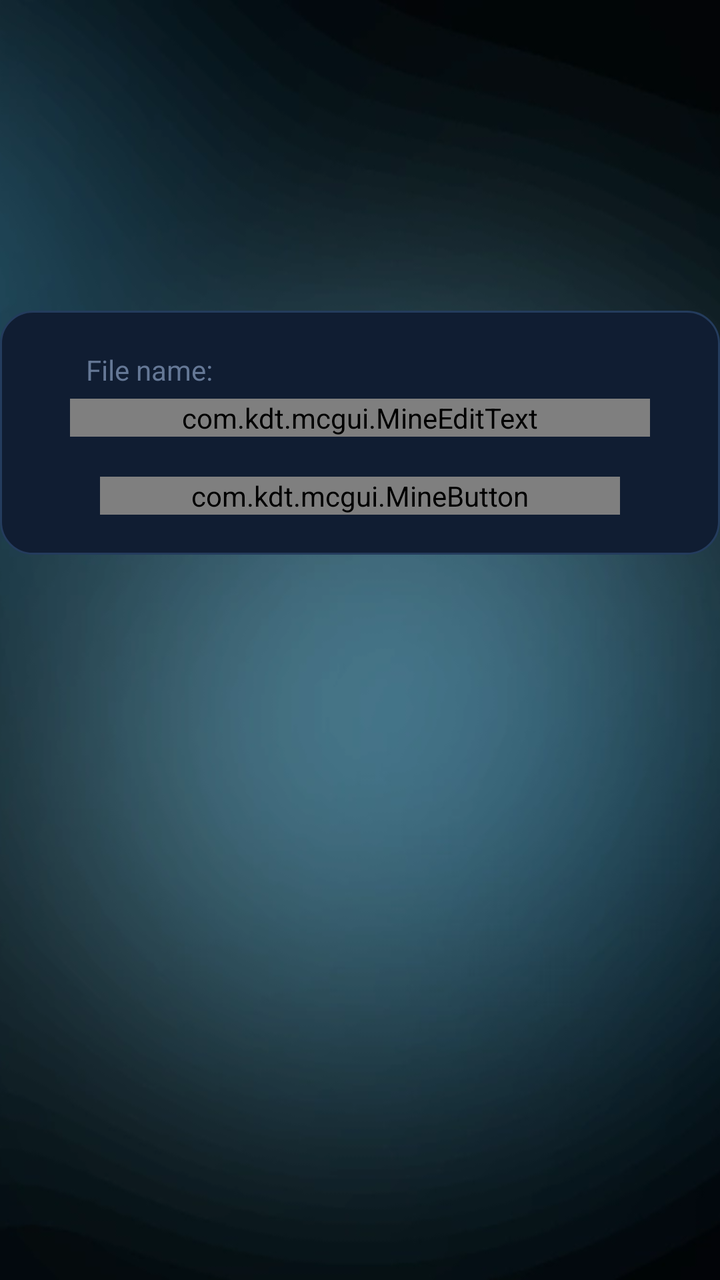
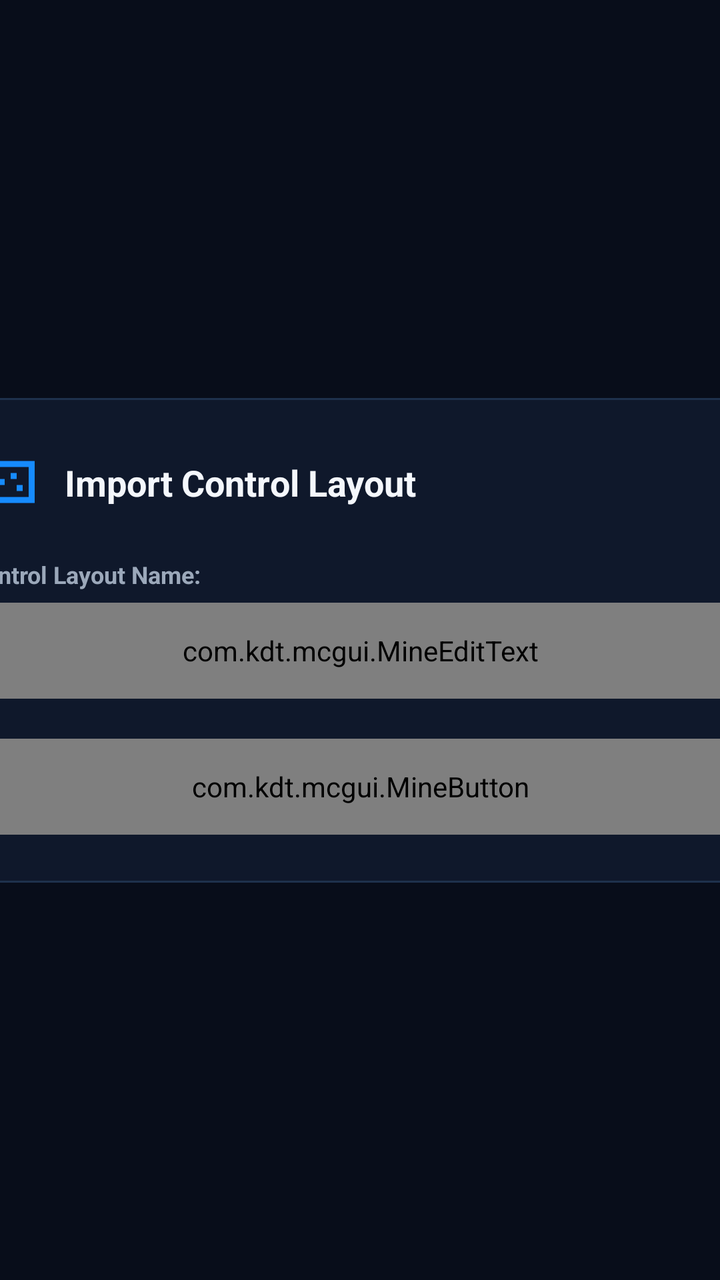

An Android layout rendered at two revisions. The XML below is the earlier revision; the diff shows what the commit changed to produce the second picture.
<!-- AndroidManifest.xml: application theme AppTheme -->
<!-- res/layout/activity_import_control.xml -->
<?xml version="1.0" encoding="utf-8"?>
<androidx.constraintlayout.widget.ConstraintLayout
    xmlns:android="http://schemas.android.com/apk/res/android"
    xmlns:app="http://schemas.android.com/apk/res-auto"
    xmlns:tools="http://schemas.android.com/tools"
    android:layout_width="match_parent"
    android:layout_height="match_parent">

    <ImageView
        android:id="@+id/imageView"
        android:layout_width="match_parent"
        android:layout_height="match_parent"
        android:elevation="-10dp"
        android:scaleType="centerCrop"
        android:src="@drawable/ic_setting_sign_in_background" />

    <androidx.constraintlayout.widget.ConstraintLayout
        android:layout_width="match_parent"
        android:layout_height="wrap_content"


        android:layout_marginHorizontal="@dimen/_15sdp"
        android:background="@drawable/menu_background"
        android:paddingVertical="20dp"
        app:layout_constraintBottom_toBottomOf="parent"
        app:layout_constraintTop_toTopOf="parent"
        app:layout_constraintVertical_bias="0.3"
        tools:layout_editor_absoluteX="16dp">

        <TextView
            android:id="@+id/textView_import_control_file_name"
            android:layout_width="wrap_content"
            android:layout_height="wrap_content"
            android:layout_marginStart="8dp"
            android:layout_marginBottom="5dp"
            android:text="File name:"
            app:layout_constraintBottom_toTopOf="@+id/editText_import_control_file_name"
            app:layout_constraintStart_toStartOf="@+id/editText_import_control_file_name" />

        <com.kdt.mcgui.MineEditText
            android:id="@+id/editText_import_control_file_name"
            android:layout_width="match_parent"
            android:layout_height="wrap_content"
            android:layout_marginHorizontal="35dp"
            android:layout_marginBottom="20dp"
            android:hint="File name"
            android:imeOptions="flagForceAscii"

            app:layout_constraintBottom_toTopOf="@+id/mineButton_import_control" />

        <com.kdt.mcgui.MineButton
            android:id="@+id/mineButton_import_control"
            android:layout_width="0dp"
            android:layout_height="wrap_content"
            android:layout_marginHorizontal="15dp"

            android:background="@drawable/mine_button_background"
            android:onClick="startImport"

            android:text="@string/import_control_import_button"
            android:textColor="@android:color/white"
            app:layout_constraintBottom_toBottomOf="parent"
            app:layout_constraintEnd_toEndOf="@+id/editText_import_control_file_name"

            app:layout_constraintStart_toStartOf="@+id/editText_import_control_file_name"

            app:layout_constraintVertical_bias="0.70" />

    </androidx.constraintlayout.widget.ConstraintLayout>
</androidx.constraintlayout.widget.ConstraintLayout>
<!-- resources referenced by this layout -->
<resources>
  <!-- drawable ic_setting_sign_in_background: webp bitmap (drawable, 29940 bytes) -->
  <!-- drawable menu_background (drawable) -->
  <?xml version="1.0" encoding="utf-8"?>
  <shape xmlns:android="http://schemas.android.com/apk/res/android"
      android:shape="rectangle">
      <corners android:radius="16dp" />
      <solid android:color="@color/background_card" />
      <stroke android:width="1dp" android:color="@color/card_border" />
  </shape>
  <!-- drawable mine_button_background (drawable) -->
  <?xml version="1.0" encoding="utf-8"?>
  <selector xmlns:android="http://schemas.android.com/apk/res/android">
      <item android:state_pressed="true">
          <shape android:shape="rectangle">
              <solid android:color="@color/minebutton_pressed_color" />
              <corners android:radius="14dp" />
          </shape>
      </item>
      <item android:state_enabled="false">
          <shape android:shape="rectangle">
              <solid android:color="@color/minebutton_disabled_color" />
              <corners android:radius="14dp" />
          </shape>
      </item>
      <item>
          <shape android:shape="rectangle">
              <solid android:color="@color/minebutton_color" />
              <corners android:radius="14dp" />
          </shape>
      </item>
  </selector>
  <style name="AppTheme" parent="@style/Theme.AppCompat.NoActionBar">
          <item name="windowNoTitle">true</item>
          <item name="windowActionBar">false</item>
          <item name="android:windowContentOverlay">@null</item>
  
          <item name="colorPrimary">@color/primary_accent</item>
          <item name="colorPrimaryDark">@color/background_status_bar</item>
          <item name="colorAccent">@color/primary_accent</item>
  
          <item name="android:windowBackground">@color/background_app</item>
          <item name="android:colorBackground">@color/background_app</item>
  
          <item name="android:textColorPrimary">@color/primary_text</item>
          <item name="android:textColorSecondary">@color/secondary_text</item>
          <item name="android:textColorTertiary">@color/tertiary_text</item>
  
          <item name="android:statusBarColor">@color/background_status_bar</item>
          <item name="android:navigationBarColor">@color/background_bottom_bar</item>
  
          <item name="preferenceTheme">@style/PreferenceThemeOverlay.v14.Material</item>
          <item name="alertDialogTheme">@style/CryonixAlertDialogTheme</item>
          <item name="dialogTheme">@style/CryonixDialogTheme</item>
  
          <item name="android:textSize">@dimen/_12ssp</item>
      </style>
  <color name="background_card">#101D32</color>
  <color name="card_border">#243C5D</color>
  <color name="minebutton_pressed_color">#D0D8E8</color>
  <color name="minebutton_disabled_color">#44F5F7FC</color>
  <color name="minebutton_color">#F5F7FC</color>
  <color name="primary_accent">#348BFF</color>
  <color name="background_status_bar">#080D17</color>
  <color name="background_app">#080D17</color>
  <color name="primary_text">#F5F7FC</color>
  <color name="secondary_text">#A1B2CC</color>
  <color name="tertiary_text">#657896</color>
  <color name="background_bottom_bar">#0D1626</color>
  <style name="CryonixAlertDialogTheme" parent="Theme.AppCompat.Dialog.Alert">
          <item name="android:windowBackground">@drawable/bg_dialog</item>
          <item name="android:textColorPrimary">@color/primary_text</item>
          <item name="android:textColorSecondary">@color/secondary_text</item>
          <item name="colorAccent">@color/primary_accent</item>
      </style>
  <style name="CryonixDialogTheme" parent="Theme.AppCompat.Dialog">
          <item name="android:windowBackground">@drawable/bg_dialog</item>
          <item name="android:textColorPrimary">@color/primary_text</item>
          <item name="android:textColorSecondary">@color/secondary_text</item>
          <item name="colorAccent">@color/primary_accent</item>
      </style>
  <!-- drawable bg_dialog (drawable) -->
  <?xml version="1.0" encoding="utf-8"?>
  <shape xmlns:android="http://schemas.android.com/apk/res/android" android:shape="rectangle">
      <solid android:color="@color/background_card" />
      <corners android:radius="16dp" />
      <stroke android:width="1dp" android:color="@color/card_border" />
  </shape>
  <!-- unchanged entries left out for length: 1 -->
</resources>

<!-- the commit's change to res/layout/activity_import_control.xml (unified diff, before → after) -->
@@ -2,69 +2,78 @@
 <androidx.constraintlayout.widget.ConstraintLayout
     xmlns:android="http://schemas.android.com/apk/res/android"
     xmlns:app="http://schemas.android.com/apk/res-auto"
-    xmlns:tools="http://schemas.android.com/tools"
     android:layout_width="match_parent"
-    android:layout_height="match_parent">
-
-    <ImageView
-        android:id="@+id/imageView"
-        android:layout_width="match_parent"
-        android:layout_height="match_parent"
-        android:elevation="-10dp"
-        android:scaleType="centerCrop"
-        android:src="@drawable/ic_setting_sign_in_background" />
+    android:layout_height="match_parent"
+    android:background="@color/background_app">
 
     <androidx.constraintlayout.widget.ConstraintLayout
-        android:layout_width="match_parent"
+        android:layout_width="440dp"
         android:layout_height="wrap_content"
+        android:background="@drawable/bg_dialog"
+        android:padding="24dp"
+        app:layout_constraintBottom_toBottomOf="parent"
+        app:layout_constraintEnd_toEndOf="parent"
+        app:layout_constraintStart_toStartOf="parent"
+        app:layout_constraintTop_toTopOf="parent">
 
+        <ImageView
+            android:id="@+id/import_icon"
+            android:layout_width="36dp"
+            android:layout_height="36dp"
+            android:contentDescription="@null"
+            android:src="@drawable/ic_px_gamepad"
+            app:layout_constraintStart_toStartOf="parent"
+            app:layout_constraintTop_toTopOf="parent"
+            app:tint="@color/primary_accent" />
 
-        android:layout_marginHorizontal="@dimen/_15sdp"
-        android:background="@drawable/menu_background"
-        android:paddingVertical="20dp"
-        app:layout_constraintBottom_toBottomOf="parent"
-        app:layout_constraintTop_toTopOf="parent"
-        app:layout_constraintVertical_bias="0.3"
-        tools:layout_editor_absoluteX="16dp">
+        <TextView
+            android:id="@+id/import_title"
+            android:layout_width="wrap_content"
+            android:layout_height="wrap_content"
+            android:layout_marginStart="12dp"
+            android:text="Import Control Layout"
+            android:textColor="@color/primary_text"
+            android:textSize="18sp"
+            android:textStyle="bold"
+            app:layout_constraintBottom_toBottomOf="@+id/import_icon"
+            app:layout_constraintStart_toEndOf="@+id/import_icon"
+            app:layout_constraintTop_toTopOf="@+id/import_icon" />
 
         <TextView
             android:id="@+id/textView_import_control_file_name"
             android:layout_width="wrap_content"
             android:layout_height="wrap_content"
-            android:layout_marginStart="8dp"
-            android:layout_marginBottom="5dp"
-            android:text="File name:"
-            app:layout_constraintBottom_toTopOf="@+id/editText_import_control_file_name"
-            app:layout_constraintStart_toStartOf="@+id/editText_import_control_file_name" />
+            android:layout_marginTop="20dp"
+            android:text="Control Layout Name:"
+            android:textColor="@color/secondary_text"
+            android:textSize="12sp"
+            android:textStyle="bold"
+            app:layout_constraintStart_toStartOf="parent"
+            app:layout_constraintTop_toBottomOf="@+id/import_icon" />
 
         <com.kdt.mcgui.MineEditText
             android:id="@+id/editText_import_control_file_name"
             android:layout_width="match_parent"
-            android:layout_height="wrap_content"
-            android:layout_marginHorizontal="35dp"
-            android:layout_marginBottom="20dp"
-            android:hint="File name"
+            android:layout_height="48dp"
+            android:layout_marginTop="6dp"
+            android:background="@drawable/bg_input"
+            android:hint="Control profile name..."
             android:imeOptions="flagForceAscii"
-
-            app:layout_constraintBottom_toTopOf="@+id/mineButton_import_control" />
+            android:paddingHorizontal="16dp"
+            android:textColor="@color/primary_text"
+            android:textColorHint="@color/tertiary_text"
+            app:layout_constraintTop_toBottomOf="@+id/textView_import_control_file_name" />
 
         <com.kdt.mcgui.MineButton
             android:id="@+id/mineButton_import_control"
-            android:layout_width="0dp"
-            android:layout_height="wrap_content"
-            android:layout_marginHorizontal="15dp"
-
-            android:background="@drawable/mine_button_background"
+            android:layout_width="match_parent"
+            android:layout_height="48dp"
+            android:layout_marginTop="20dp"
             android:onClick="startImport"
-
             android:text="@string/import_control_import_button"
-            android:textColor="@android:color/white"
-            app:layout_constraintBottom_toBottomOf="parent"
-            app:layout_constraintEnd_toEndOf="@+id/editText_import_control_file_name"
-
-            app:layout_constraintStart_toStartOf="@+id/editText_import_control_file_name"
-
-            app:layout_constraintVertical_bias="0.70" />
+            android:textAllCaps="false"
+            android:textSize="14sp"
+            app:layout_constraintTop_toBottomOf="@+id/editText_import_control_file_name" />
 
     </androidx.constraintlayout.widget.ConstraintLayout>
 </androidx.constraintlayout.widget.ConstraintLayout>
<!-- resource entries referenced after the edit -->
@@ -1,36 +1,5 @@
 <!-- resources referenced by this layout -->
 <resources>
-  <!-- drawable ic_setting_sign_in_background: webp bitmap (drawable, 29940 bytes) -->
-  <!-- drawable menu_background (drawable) -->
-  <?xml version="1.0" encoding="utf-8"?>
-  <shape xmlns:android="http://schemas.android.com/apk/res/android"
-      android:shape="rectangle">
-      <corners android:radius="16dp" />
-      <solid android:color="@color/background_card" />
-      <stroke android:width="1dp" android:color="@color/card_border" />
-  </shape>
-  <!-- drawable mine_button_background (drawable) -->
-  <?xml version="1.0" encoding="utf-8"?>
-  <selector xmlns:android="http://schemas.android.com/apk/res/android">
-      <item android:state_pressed="true">
-          <shape android:shape="rectangle">
-              <solid android:color="@color/minebutton_pressed_color" />
-              <corners android:radius="14dp" />
-          </shape>
-      </item>
-      <item android:state_enabled="false">
-          <shape android:shape="rectangle">
-              <solid android:color="@color/minebutton_disabled_color" />
-              <corners android:radius="14dp" />
-          </shape>
-      </item>
-      <item>
-          <shape android:shape="rectangle">
-              <solid android:color="@color/minebutton_color" />
-              <corners android:radius="14dp" />
-          </shape>
-      </item>
-  </selector>
   <style name="AppTheme" parent="@style/Theme.AppCompat.NoActionBar">
           <item name="windowNoTitle">true</item>
           <item name="windowActionBar">false</item>
@@ -50,43 +19,76 @@
           <item name="android:statusBarColor">@color/background_status_bar</item>
           <item name="android:navigationBarColor">@color/background_bottom_bar</item>
   
-          <item name="preferenceTheme">@style/PreferenceThemeOverlay.v14.Material</item>
+          <item name="preferenceTheme">@style/CryonixPreferenceTheme</item>
           <item name="alertDialogTheme">@style/CryonixAlertDialogTheme</item>
           <item name="dialogTheme">@style/CryonixDialogTheme</item>
   
           <item name="android:textSize">@dimen/_12ssp</item>
       </style>
-  <color name="background_card">#101D32</color>
-  <color name="card_border">#243C5D</color>
-  <color name="minebutton_pressed_color">#D0D8E8</color>
-  <color name="minebutton_disabled_color">#44F5F7FC</color>
-  <color name="minebutton_color">#F5F7FC</color>
-  <color name="primary_accent">#348BFF</color>
-  <color name="background_status_bar">#080D17</color>
-  <color name="background_app">#080D17</color>
-  <color name="primary_text">#F5F7FC</color>
-  <color name="secondary_text">#A1B2CC</color>
-  <color name="tertiary_text">#657896</color>
-  <color name="background_bottom_bar">#0D1626</color>
+  <color name="background_card">#0F182B</color>
+  <color name="card_border">#1E314D</color>
+  <color name="input_bg">#0C1526</color>
+  <color name="icon_outline_color">#F4F7FC</color>
+  <color name="primary_accent">#168BFF</color>
+  <color name="background_status_bar">#080D1A</color>
+  <color name="background_app">#080D1A</color>
+  <color name="primary_text">#F4F7FC</color>
+  <color name="secondary_text">#9BA8BA</color>
+  <color name="tertiary_text">#68778B</color>
+  <color name="background_bottom_bar">#0C1526</color>
+  <style name="CryonixPreferenceTheme" parent="@style/PreferenceThemeOverlay.v14.Material">
+          <item name="preferenceCategoryStyle">@style/CryonixPreferenceCategory</item>
+          <item name="preferenceStyle">@style/CryonixPreferenceItem</item>
+      </style>
   <style name="CryonixAlertDialogTheme" parent="Theme.AppCompat.Dialog.Alert">
           <item name="android:windowBackground">@drawable/bg_dialog</item>
           <item name="android:textColorPrimary">@color/primary_text</item>
           <item name="android:textColorSecondary">@color/secondary_text</item>
           <item name="colorAccent">@color/primary_accent</item>
+          <item name="android:windowMinWidthMajor">35%</item>
+          <item name="android:windowMinWidthMinor">45%</item>
+          <item name="android:windowIsFloating">true</item>
       </style>
-  <style name="CryonixDialogTheme" parent="Theme.AppCompat.Dialog">
-          <item name="android:windowBackground">@drawable/bg_dialog</item>
-          <item name="android:textColorPrimary">@color/primary_text</item>
-          <item name="android:textColorSecondary">@color/secondary_text</item>
-          <item name="colorAccent">@color/primary_accent</item>
+  <style name="CryonixPreferenceCategory" parent="@style/Preference.Category">
+          <item name="android:layout">@layout/preference_category_cryonix</item>
+      </style>
+  <style name="CryonixPreferenceItem" parent="@style/Preference">
+          <item name="android:layout">@layout/preference_item_cryonix</item>
       </style>
   <!-- drawable bg_dialog (drawable) -->
   <?xml version="1.0" encoding="utf-8"?>
-  <shape xmlns:android="http://schemas.android.com/apk/res/android" android:shape="rectangle">
+  <shape xmlns:android="http://schemas.android.com/apk/res/android"
+      android:shape="rectangle">
+      <corners android:radius="18dp" />
       <solid android:color="@color/background_card" />
-      <corners android:radius="16dp" />
-      <stroke android:width="1dp" android:color="@color/card_border" />
+      <stroke
+          android:width="1dp"
+          android:color="@color/card_border" />
   </shape>
+  <!-- drawable bg_input (drawable) -->
+  <?xml version="1.0" encoding="utf-8"?>
+  <selector xmlns:android="http://schemas.android.com/apk/res/android">
+      <item android:state_focused="true">
+          <shape android:shape="rectangle">
+              <solid android:color="@color/input_bg" />
+              <corners android:radius="12dp" />
+              <stroke android:width="2dp" android:color="@color/primary_accent" />
+          </shape>
+      </item>
+      <item>
+          <shape android:shape="rectangle">
+              <solid android:color="@color/input_bg" />
+              <corners android:radius="12dp" />
+              <stroke android:width="1dp" android:color="@color/card_border" />
+          </shape>
+      </item>
+  </selector>
+  <!-- drawable ic_px_gamepad (drawable) -->
+  <vector xmlns:android="http://schemas.android.com/apk/res/android" android:height="120dp" android:viewportHeight="24" android:viewportWidth="24" android:width="120dp">
+        
+      <path android:fillColor="@color/icon_outline_color" android:pathData="M2,5h20v14L2,19zM20,17L20,7L4,7v10zM8,9h2v2h2v2h-2v2L8,15v-2L6,13v-2h2zM14,9h2v2h-2zM18,13h-2v2h2z"/>
+      
+  </vector>
   <!-- unchanged entries left out for length: 1 -->
 </resources>
 
